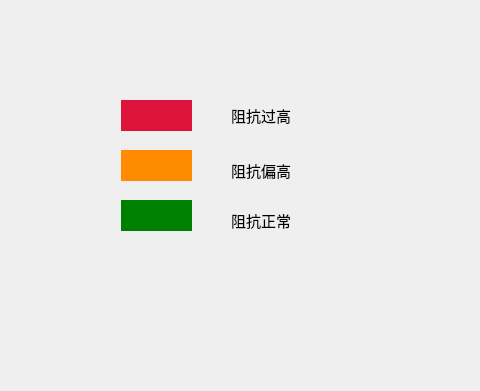
Before: the Qt Designer form ui_impedance.ui in Leehhhhh1/mbci9, drawn with Qt 5; both pictures show x 769 to 1249 and y 0 to 391 of the 1249 by 910 pixel window.
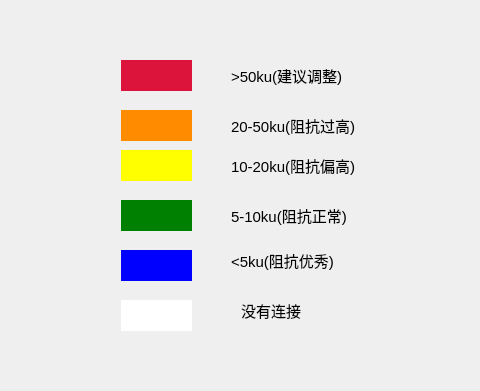
After: the same form once the commit is applied. Icons and pictures are not drawn.

Diff of the .ui file:
```diff
--- a/ui_impedance.ui
+++ b/ui_impedance.ui
@@ -897,7 +897,7 @@
    <property name="geometry">
     <rect>
      <x>890</x>
-     <y>100</y>
+     <y>60</y>
      <width>71</width>
      <height>31</height>
     </rect>
@@ -929,7 +929,7 @@
    <property name="geometry">
     <rect>
      <x>890</x>
-     <y>150</y>
+     <y>110</y>
      <width>71</width>
      <height>31</height>
     </rect>
@@ -945,9 +945,9 @@
    <property name="geometry">
     <rect>
      <x>1000</x>
-     <y>100</y>
-     <width>81</width>
-     <height>31</height>
+     <y>50</y>
+     <width>131</width>
+     <height>51</height>
     </rect>
    </property>
    <property name="font">
@@ -956,16 +956,16 @@
     </font>
    </property>
    <property name="text">
-    <string>阻抗过高</string>
+    <string>&gt;50ku(建议调整)</string>
    </property>
   </widget>
   <widget class="QLabel" name="label_6">
    <property name="geometry">
     <rect>
      <x>1000</x>
-     <y>160</y>
-     <width>71</width>
-     <height>21</height>
+     <y>150</y>
+     <width>131</width>
+     <height>31</height>
     </rect>
    </property>
    <property name="font">
@@ -974,15 +974,84 @@
     </font>
    </property>
    <property name="text">
-    <string>阻抗偏高</string>
+    <string>10-20ku(阻抗偏高)</string>
    </property>
   </widget>
   <widget class="QLabel" name="label_7">
    <property name="geometry">
     <rect>
      <x>1000</x>
-     <y>210</y>
+     <y>200</y>
+     <width>141</width>
+     <height>31</height>
+    </rect>
+   </property>
+   <property name="font">
+    <font>
+     <pointsize>11</pointsize>
+    </font>
+   </property>
+   <property name="text">
+    <string>5-10ku(阻抗正常)</string>
+   </property>
+  </widget>
+  <widget class="QLabel" name="label_8">
+   <property name="geometry">
+    <rect>
+     <x>890</x>
+     <y>250</y>
      <width>71</width>
+     <height>31</height>
+    </rect>
+   </property>
+   <property name="styleSheet">
+    <string notr="true">background-color: blue;
+color: white;</string>
+   </property>
+   <property name="text">
+    <string/>
+   </property>
+  </widget>
+  <widget class="QLabel" name="label_9">
+   <property name="geometry">
+    <rect>
+     <x>1000</x>
+     <y>240</y>
+     <width>141</width>
+     <height>41</height>
+    </rect>
+   </property>
+   <property name="font">
+    <font>
+     <pointsize>11</pointsize>
+    </font>
+   </property>
+   <property name="text">
+    <string>&lt;5ku(阻抗优秀)</string>
+   </property>
+  </widget>
+  <widget class="QLabel" name="label_10">
+   <property name="geometry">
+    <rect>
+     <x>890</x>
+     <y>300</y>
+     <width>71</width>
+     <height>31</height>
+    </rect>
+   </property>
+   <property name="styleSheet">
+    <string notr="true">background-color: white;</string>
+   </property>
+   <property name="text">
+    <string/>
+   </property>
+  </widget>
+  <widget class="QLabel" name="label_11">
+   <property name="geometry">
+    <rect>
+     <x>1010</x>
+     <y>300</y>
+     <width>91</width>
      <height>21</height>
     </rect>
    </property>
@@ -992,7 +1061,41 @@
     </font>
    </property>
    <property name="text">
-    <string>阻抗正常</string>
+    <string>没有连接</string>
+   </property>
+  </widget>
+  <widget class="QLabel" name="label_12">
+   <property name="geometry">
+    <rect>
+     <x>890</x>
+     <y>150</y>
+     <width>71</width>
+     <height>31</height>
+    </rect>
+   </property>
+   <property name="styleSheet">
+    <string notr="true">background-color: yellow;</string>
+   </property>
+   <property name="text">
+    <string/>
+   </property>
+  </widget>
+  <widget class="QLabel" name="label_13">
+   <property name="geometry">
+    <rect>
+     <x>1000</x>
+     <y>110</y>
+     <width>141</width>
+     <height>31</height>
+    </rect>
+   </property>
+   <property name="font">
+    <font>
+     <pointsize>11</pointsize>
+    </font>
+   </property>
+   <property name="text">
+    <string>20-50ku(阻抗过高)</string>
    </property>
   </widget>
   <zorder>label_3</zorder>
```
Left out of the diff: 6 changed lines with no effect on the pictures.
